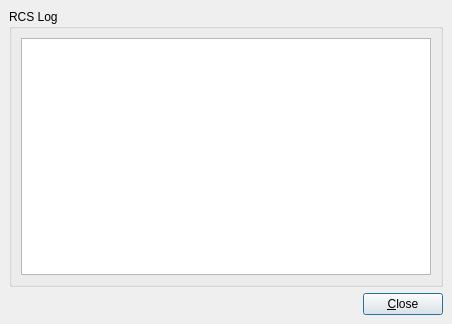
Old version of the form ui/rcslogform.ui in the repository phoenix741/xinx.
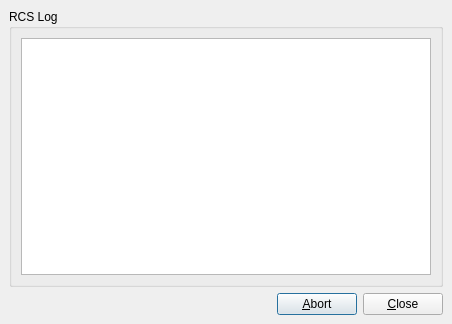
New version of the form. Icons and pictures are not drawn.

```diff
--- a/ui/rcslogform.ui
+++ b/ui/rcslogform.ui
@@ -58,6 +58,16 @@
        </property>
       </spacer>
      </item>
+     <item>
+      <widget class="QPushButton" name="m_abortButton" >
+       <property name="text" >
+        <string>&amp;Abort</string>
+       </property>
+       <property name="icon" >
+        <iconset resource="../images/application.qrc" >:/button_cancel.png</iconset>
+       </property>
+      </widget>
+     </item>
      <item>
       <widget class="QPushButton" name="m_closeButton" >
        <property name="text" >
```
